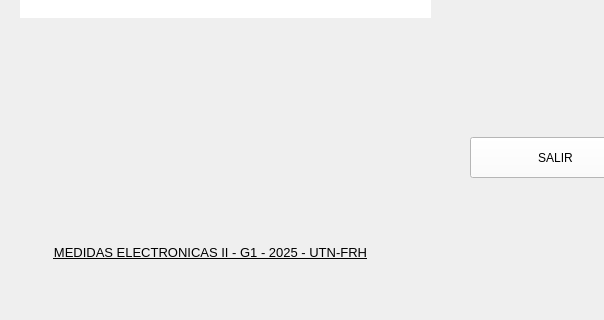
Old version of the form src/Interfaz.ui in the repository JoaCieri/ProyectoMedidasII; both pictures show x 0 to 604 and y 323 to 643 of the 1104 by 643 pixel window.
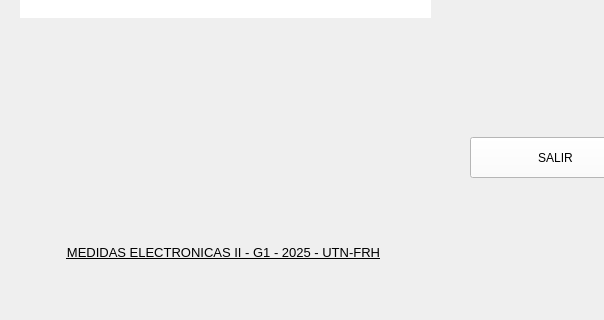
New version of the form. Icons and pictures are not drawn.

Commit message: Entregable, falta documentacion y presentacion

```diff
--- a/src/Interfaz.ui
+++ b/src/Interfaz.ui
@@ -202,9 +202,9 @@
    <widget class="QLabel" name="label_4">
     <property name="geometry">
      <rect>
-      <x>0</x>
+      <x>3</x>
       <y>550</y>
-      <width>421</width>
+      <width>441</width>
       <height>51</height>
      </rect>
     </property>
```
Left out of the diff: 19 changed lines with no effect on the pictures. The commit also changes 2 other files.
